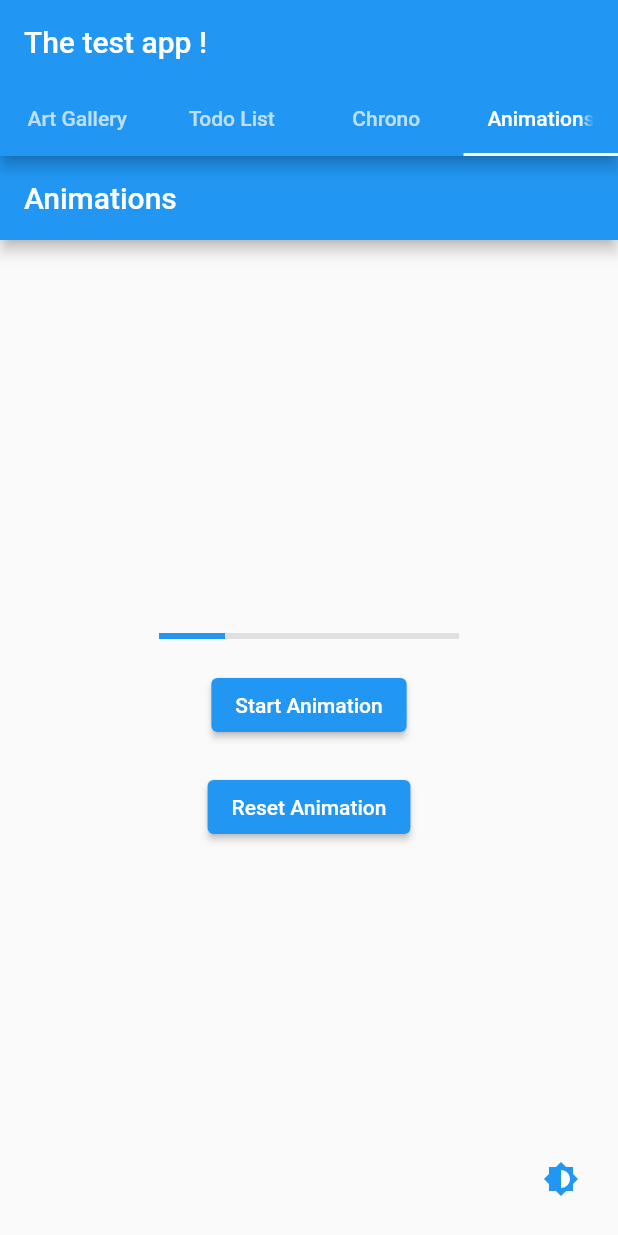
After one commit to minunn/Flutter-App-Test, a Flutter app: the screen it shows after launch, tab 4 chosen, after a tap on "Start Animation", on a phone screen of 412 x 824 dp. The commit adds this screen. Run offline on Flutter 3.47's test engine with Material 2 defaults, Android fonts, the light colour scheme and no system bars; our stand-ins replace shared_preferences.

Commit message:
added AnimationsWidget and updated TabController length in ArtGalleryApp

```diff
--- /dev/null
+++ b/lib/animations.dart
@@ -0,0 +1,84 @@
+import 'package:flutter/material.dart';
+
+class AnimationsWidget extends StatefulWidget {
+  const AnimationsWidget({Key? key}) : super(key: key);
+
+  @override
+  _AnimationsWidgetState createState() => _AnimationsWidgetState();
+}
+
+class _AnimationsWidgetState extends State<AnimationsWidget>
+    with SingleTickerProviderStateMixin {
+  late AnimationController _animationController;
+  late Animation<double> _animation;
+
+  @override
+  void initState() {
+    super.initState();
+    _animationController = AnimationController(
+      vsync: this,
+      duration: Duration(seconds: 5),
+    );
+
+    _animation = Tween<double>(begin: 0, end: 1).animate(_animationController)
+      ..addListener(() {
+        // Ensure the widget rebuilds when the animation value changes
+        setState(() {});
+      });
+  }
+
+  @override
+  void dispose() {
+    _animationController.dispose();
+    super.dispose();
+  }
+
+  void _startAnimation() {
+    if (_animationController.status == AnimationStatus.completed) {
+      _animationController.reverse();
+    } else {
+      _animationController.forward();
+    }
+  }
+
+  void _resetAnimation() {
+    _animationController.reset();
+  }
+
+  @override
+  Widget build(BuildContext context) {
+    return Scaffold(
+      appBar: AppBar(
+        title: Text('Animations'),
+      ),
+      body: Center(
+        child: Column(
+          mainAxisAlignment: MainAxisAlignment.center,
+          children: [
+            // Progress bar
+            Container(
+              width: 200, // Adjust the width as needed
+              child: LinearProgressIndicator(
+                value: _animation.value,
+                backgroundColor: Colors.grey[300],
+                valueColor: AlwaysStoppedAnimation<Color>(Colors.blue),
+              ),
+            ),
+            const SizedBox(height: 20.0),
+            // Start button
+            ElevatedButton(
+              onPressed: _startAnimation,
+              child: Text('Start Animation'),
+            ),
+            const SizedBox(height: 20.0),
+            // Reset button
+            ElevatedButton(
+              onPressed: _resetAnimation,
+              child: Text('Reset Animation'),
+            ),
+          ],
+        ),
+      ),
+    );
+  }
+}
--- a/lib/art_gallery_app.dart
+++ b/lib/art_gallery_app.dart
@@ -3,6 +3,7 @@ import 'artwork.dart';
 import 'artwork_details.dart';
 import 'todo_list.dart';
 import 'chrono.dart';
+import 'animations.dart';
 
 // Widget principal de l'application
 class ArtGalleryApp extends StatefulWidget {
@@ -45,7 +46,7 @@ class _ArtGalleryAppState extends State<ArtGalleryApp> {
           : ThemeData.light(), // Changement de thème basé sur isNightMode
       debugShowCheckedModeBanner: false,
       home: DefaultTabController(
-        length: 3,
+        length: 4,
         child: Scaffold(
           appBar: AppBar(
             title: Text('The test app !'),
@@ -54,6 +55,7 @@ class _ArtGalleryAppState extends State<ArtGalleryApp> {
                 Tab(text: 'Art Gallery'),
                 Tab(text: 'Todo List'),
                 Tab(text: 'Chrono'),
+                Tab(text: 'Animations'),
               ],
             ),
           ),
@@ -127,6 +129,7 @@ class _ArtGalleryAppState extends State<ArtGalleryApp> {
                   TodoList(),
                   // Onglet Chronomètre
                   Chronometer(),
+                  AnimationsWidget(),
                 ],
               ),
               // Bouton de changement de thème
```
